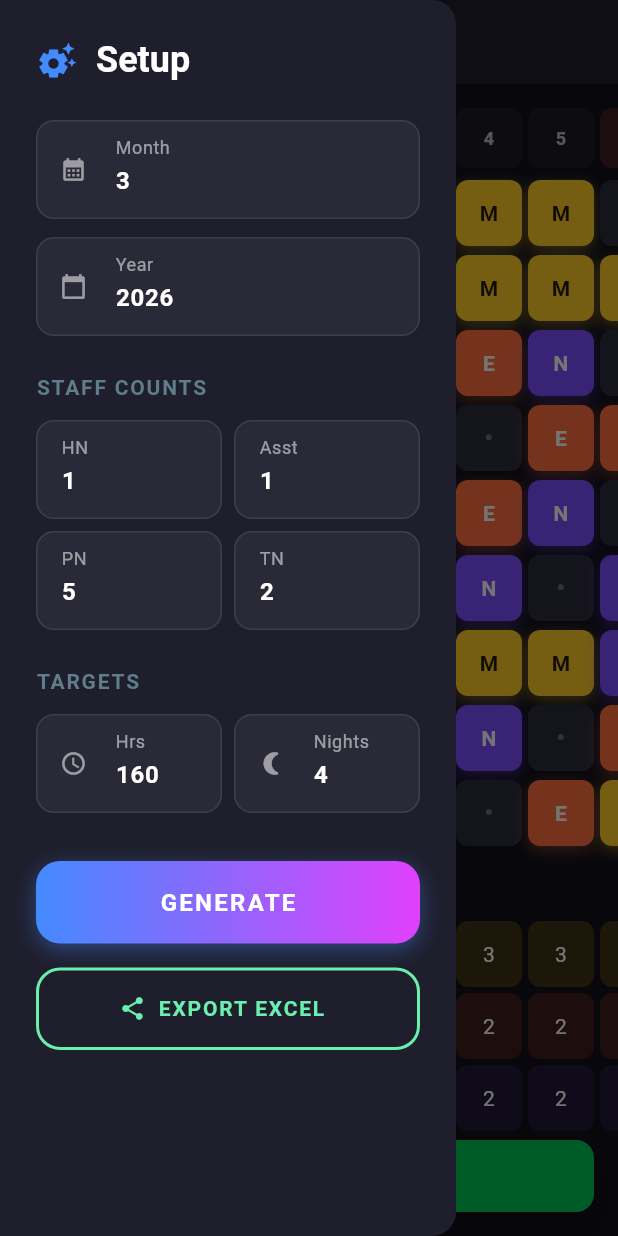
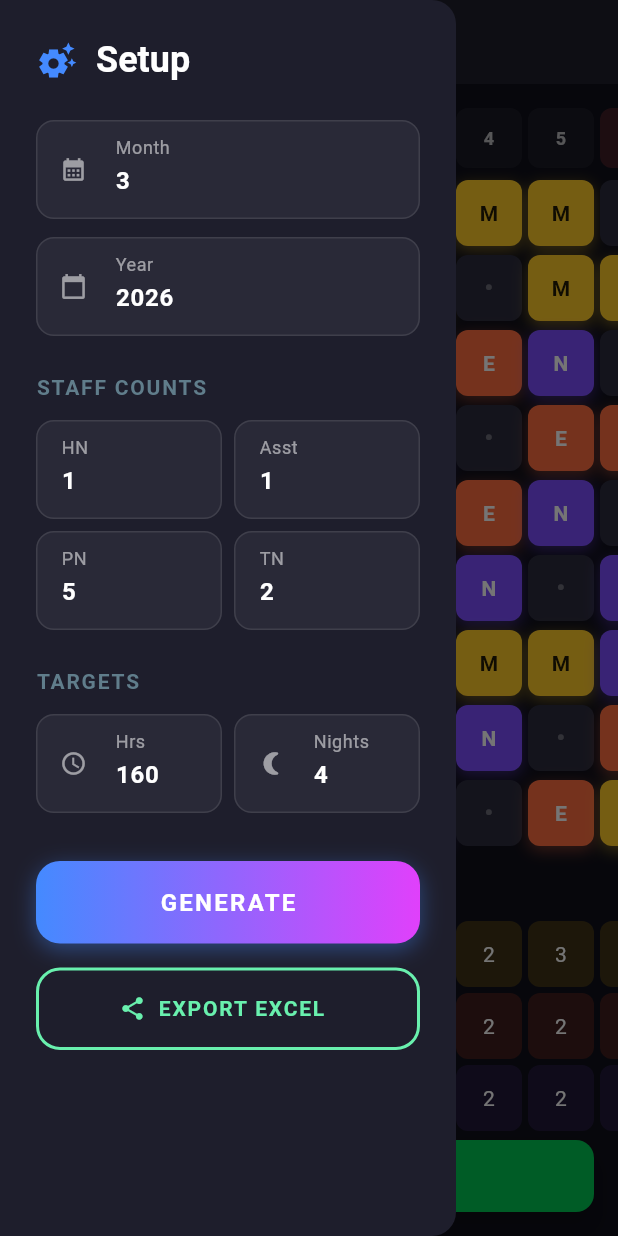
Before and after one commit to bbnhd2222-hash/shift-scheduler, a Flutter app: the screen it shows after launch, in the side drawer, after a tap on "GENERATE", on a phone screen of 412 x 824 dp. Run offline on Flutter 3.47's test engine with Material 3 defaults, Android fonts, the light colour scheme and no system bars; our stand-ins replace share_plus; missing offline and left inert: excel; statements that could not run were skipped.

Commit message:
Implement Egyptian scheduling guide rules and 2026 automatic holidays

```diff
--- a/lib/models/nurse.dart
+++ b/lib/models/nurse.dart
@@ -5,10 +5,15 @@ class Nurse {
   final String role; // HN, Asst, PN, TN
   final Map<int, ShiftType> shifts = {}; // Day number -> ShiftType
 
+  int fridaysWorked = 0;
+  int holidaysWorked = 0;
+
   Nurse(this.name, this.role);
 
   void clearSchedule() {
     shifts.clear();
+    fridaysWorked = 0;
+    holidaysWorked = 0;
   }
 
   void assignShift(int day, ShiftType shift) {
--- a/lib/screens/home_screen.dart
+++ b/lib/screens/home_screen.dart
@@ -31,6 +31,21 @@ class _HomeScreenState extends State<HomeScreen> with SingleTickerProviderStateM
   // Keep track of cells being pressed for bounce animation
   Map<String, bool> _pressedCells = {};
 
+  List<int> _get2026Holidays(int month) {
+    switch (month) {
+      case 1: return [1, 7, 29];
+      case 2: return [19];
+      case 3: return [20, 21, 22];
+      case 4: return [13, 25];
+      case 5: return [1, 3, 26, 27, 28, 29];
+      case 6: return [16, 30];
+      case 7: return [23];
+      case 8: return [26];
+      case 10: return [6];
+      default: return [];
+    }
+  }
+
   void _generate() async {
     setState(() { _isGenerating = true; });
     // Add a tiny delay to allow the loading spinner to show up smoothly
@@ -46,7 +61,7 @@ class _HomeScreenState extends State<HomeScreen> with SingleTickerProviderStateM
         'TN': int.parse(_tnCtrl.text),
       };
 
-      List<int> holidays = month == 3 ? [21, 22, 23] : [];
+      List<int> holidays = year == 2026 ? _get2026Holidays(month) : [];
 
       Scheduler scheduler = Scheduler();
       var result = scheduler.generateSchedule(
@@ -291,10 +306,12 @@ class _HomeScreenState extends State<HomeScreen> with SingleTickerProviderStateM
                 children: [
                   _buildHeaderCell("Nurse Name", width: 140),
                   for (int d in days) _buildHeaderCell("$d", width: 44, isWeekend: Scheduler().isFriday(year, month, d) || Scheduler().isSaturday(year, month, d)),
-                  _buildHeaderCell("M", width: 40, color: Colors.amber.shade800),
-                  _buildHeaderCell("E", width: 40, color: Colors.deepOrange.shade800),
-                  _buildHeaderCell("N", width: 40, color: Colors.deepPurple.shade800),
-                  _buildHeaderCell("Σ", width: 50, color: Colors.blueAccent),
+                  _buildHeaderCell("M", width: 36, color: Colors.amber.shade800),
+                  _buildHeaderCell("E", width: 36, color: Colors.deepOrange.shade800),
+                  _buildHeaderCell("N", width: 36, color: Colors.deepPurple.shade800),
+                  _buildHeaderCell("Hol", width: 36, color: Colors.teal.shade700),
+                  _buildHeaderCell("Fri", width: 36, color: Colors.indigo.shade700),
+                  _buildHeaderCell("Σ", width: 44, color: Colors.blueAccent),
                 ],
               ),
               const SizedBox(height: 8),
@@ -325,10 +342,12 @@ class _HomeScreenState extends State<HomeScreen> with SingleTickerProviderStateM
                       for (int d in days)
                         _buildInteractiveCell(nurse, d),
                       const SizedBox(width: 4),
-                      _buildSummaryCell("$mHrs", width: 40),
-                      _buildSummaryCell("$eHrs", width: 40),
-                      _buildSummaryCell("$nHrs", width: 40),
-                      _buildSummaryCell("$totalHrs", width: 50, isHighlight: true),
+                      _buildSummaryCell("$mHrs", width: 36),
+                      _buildSummaryCell("$eHrs", width: 36),
+                      _buildSummaryCell("$nHrs", width: 36),
+                      _buildSummaryCell("${nurse.holidaysWorked}", width: 36),
+                      _buildSummaryCell("${nurse.fridaysWorked}", width: 36),
+                      _buildSummaryCell("$totalHrs", width: 44, isHighlight: true),
                     ],
                   ),
                 );
--- a/lib/services/scheduler.dart
+++ b/lib/services/scheduler.dart
@@ -108,7 +108,9 @@ class Scheduler {
 
     for (var asst in assts) {
       for (int d in days) {
-        if (isSunday(year, month, d) || holidays.contains(d)) {
+        // Offset Assistant to Wednesday if HN is off Friday (guarantees 1 day gap via Thursday)
+        bool isWednesday = DateTime(year, month, d).weekday == DateTime.wednesday;
+        if (isWednesday || holidays.contains(d)) {
           asst.assignShift(d, ShiftType.off);
         } else {
           asst.assignShift(d, ShiftType.morning);
@@ -124,17 +126,6 @@ class Scheduler {
       if (hns.isNotEmpty && assts.isNotEmpty && allHnOff && allAsstOff) {
         for (var a in assts) {
           a.assignShift(d, ShiftType.morning);
-        }
-      }
-    }
-
-    // HN Saturday Presence
-    for (var hn in hns) {
-      for (int d in days) {
-        if (isSaturday(year, month, d) && !holidays.contains(d)) {
-          if (hn.getShift(d) == ShiftType.off) {
-            hn.assignShift(d, ShiftType.morning);
-          }
         }
       }
     }
@@ -180,7 +171,8 @@ class Scheduler {
       baseN = totalNightSlots ~/ daysCount;
       extraN = totalNightSlots % daysCount;
 
-      ratioM = 47 / 82;
+      // Desired Ratio: Morning 45%, Evening 37% (Total Day = 82%) => Morning / Day = 45 / 82
+      ratioM = 45 / 82;
     }
 
     Map<int, int> scheduleTargets = {};
@@ -271,6 +263,13 @@ class Scheduler {
       int reqN = nightTargets[d] ?? 0;
       int targetDayShifts = max(0, targetThisDay - reqN);
       int reqM = (targetDayShifts * ratioM).toInt();
+
+      // Reduce Friday morning quotas, shift load to evening
+      int minPerShift = totalPool >= 6 ? 2 : 1;
+      if (isFriday(year, month, d)) {
+        reqM = max(minPerShift, reqM - 1);
+      }
+
       int reqE = targetDayShifts - reqM;
 
       int minPerShift = totalPool >= 6 ? 2 : 1;
@@ -487,10 +486,12 @@ class Scheduler {
       }
     }
 
-    // POST-PROCESSING: Holiday swap
+    // POST-PROCESSING: Multi-day Holiday Swap (Force day 2 off if day 1 worked)
     for (int h in holidays) {
       int hNext = h + 1;
       if (hNext > daysInMonth) continue;
+      if (!holidays.contains(hNext)) continue; // Must be consecutive holidays
+
       for (var n in pool) {
         if (n.getShift(h) != ShiftType.off && n.getShift(hNext) != ShiftType.off) {
           for (var other in pool) {
@@ -531,6 +532,18 @@ class Scheduler {
       }
     }
 
+    // POST-PROCESSING: Calculate Final metrics for UI tracking
+    for (var n in nurses) {
+      n.fridaysWorked = 0;
+      n.holidaysWorked = 0;
+      for (int d in days) {
+        if (n.getShift(d) != ShiftType.off) {
+          if (isFriday(year, month, d)) n.fridaysWorked++;
+          if (holidays.contains(d)) n.holidaysWorked++;
+        }
+      }
+    }
+
     return nurses;
   }
 }
```
